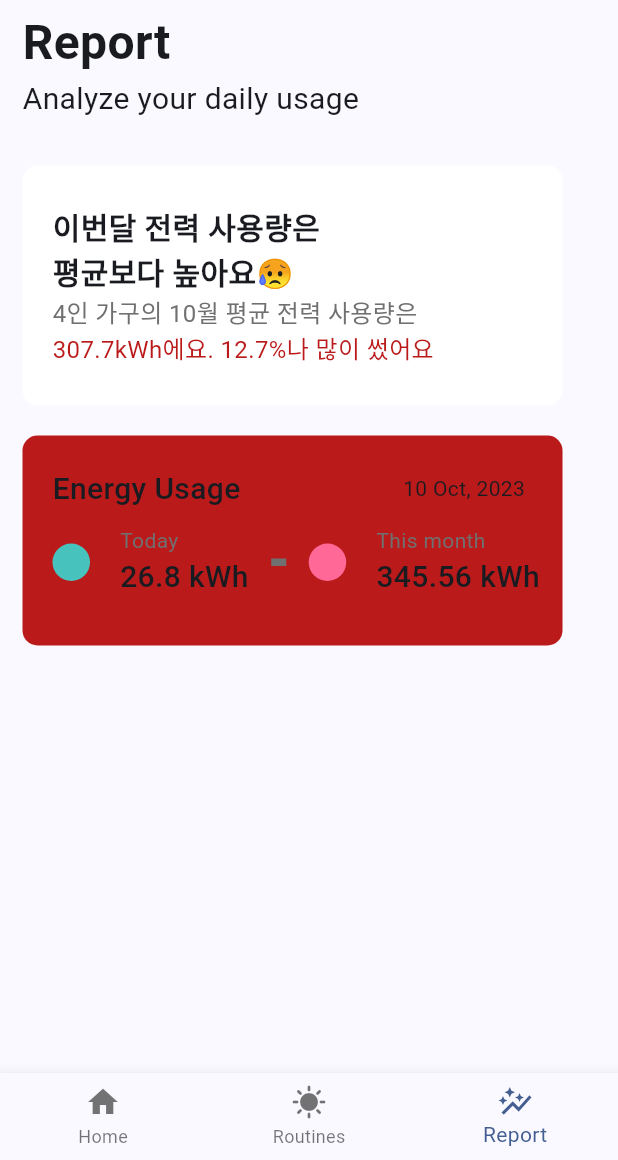
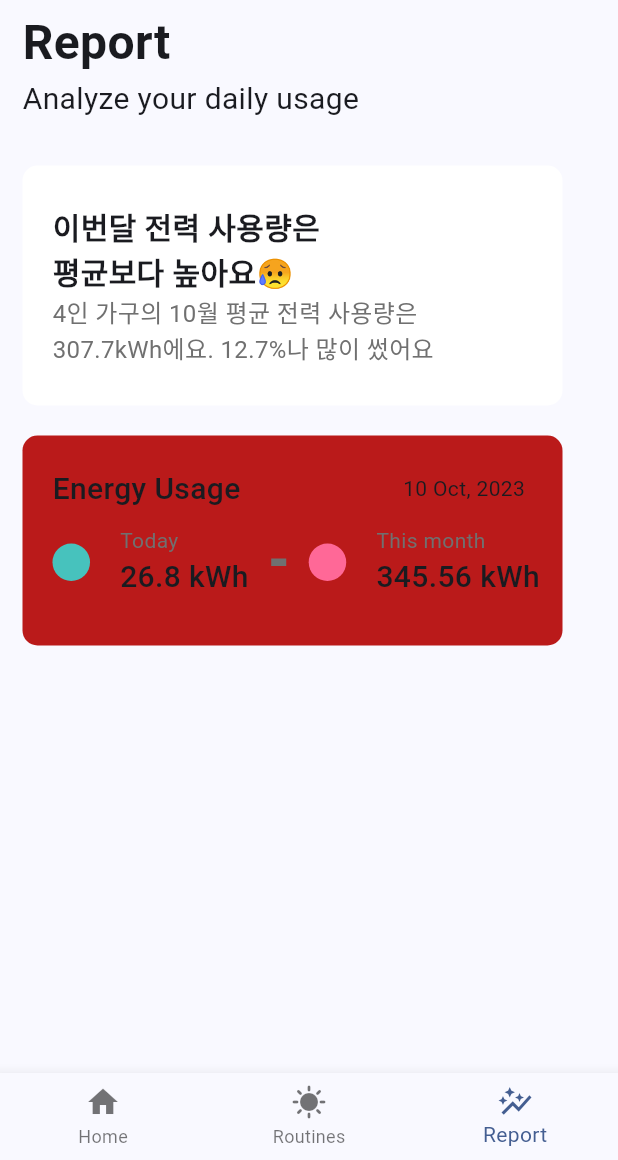
Before and after one commit to wlgggy/smarthome, a Flutter app: the screen it shows after launch, swiped to page 3, on a phone screen of 412 x 824 dp, the part 76-1236 px from its top. Run offline on Flutter 3.47's test engine with Material 3 defaults, Android fonts, the phone set to English and light mode, and no system bars.

Commit message:
★[update] : report_view code★

```diff
--- a/lib/ui/view/report/report_view.dart
+++ b/lib/ui/view/report/report_view.dart
@@ -50,14 +50,14 @@ class ReportViewState extends State<ReportView> {
                     '4인 가구의 10월 평균 전력 사용량은',
                     style: TextStyle(
                       fontSize: 16,
-                      color: Color.fromRGBO(112, 112, 112, 100),
+                      color: Color.fromARGB(255, 112, 112, 112),
                     ),
                   ),
                   Text(
                     '307.7kWh에요. 12.7%나 많이 썼어요',
                     style: TextStyle(
                       fontSize: 16,
-                      color: Theme.of(context).colorScheme.error,
+                      color: Color.fromARGB(255, 112, 112, 112),
                     ),
                   ),
                 ],
```
